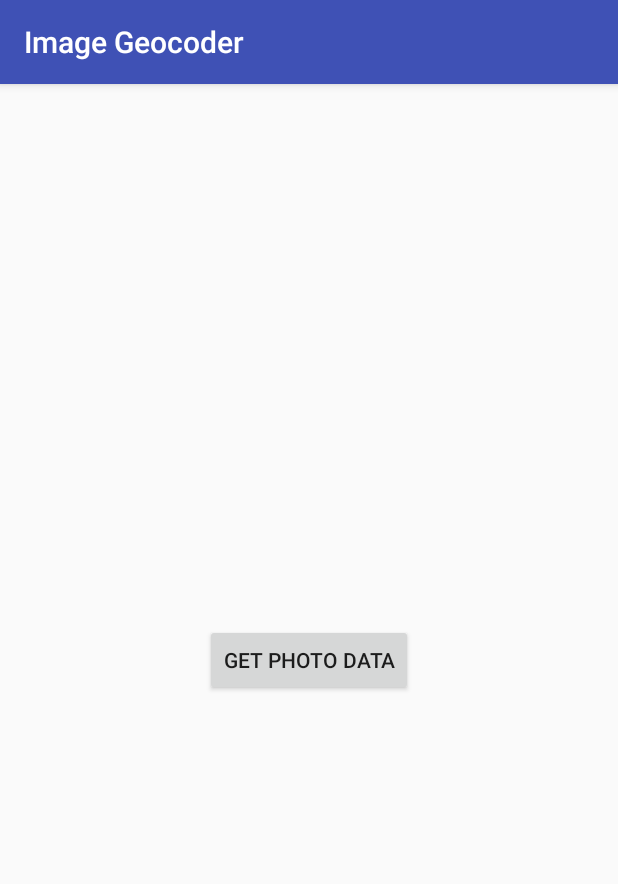
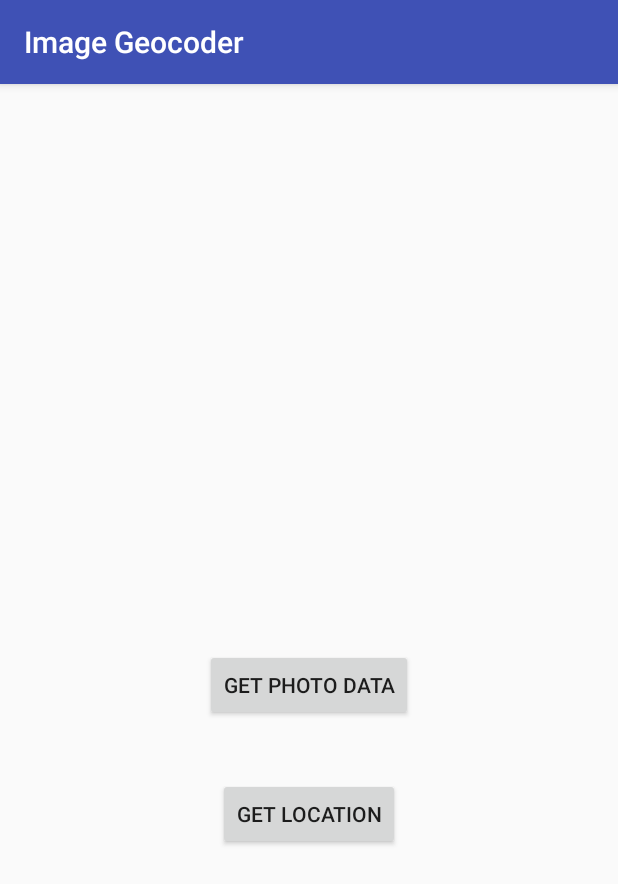
Before and after one commit to bkoruznjak/ImageGeocoder, an Android app: the screen it shows after launch (MainActivity), on a phone screen of 412 x 824 dp. Shown: the top 884 px of the screen. Run offline under Robolectric (Android 15) with nearby library versions, the phone set to English and light mode, and no system bars; our stand-ins replace data binding.

Commit message:
- reverse geocoding is working

```diff
--- a/app/src/main/AndroidManifest.xml
+++ b/app/src/main/AndroidManifest.xml
@@ -2,6 +2,7 @@
 <manifest xmlns:android="http://schemas.android.com/apk/res/android"
     package="bkoruznjak.from.hr.imagegeocoder">
 
+    <uses-permission android:name="android.permission.INTERNET"/>
     <uses-permission android:name="android.permission.READ_EXTERNAL_STORAGE"/>
 
     <application
--- a/app/src/main/java/bkoruznjak/from/hr/imagegeocoder/view/activity/MainActivity.java
+++ b/app/src/main/java/bkoruznjak/from/hr/imagegeocoder/view/activity/MainActivity.java
@@ -1,5 +1,6 @@
 package bkoruznjak.from.hr.imagegeocoder.view.activity;
 
+import android.app.Activity;
 import android.content.pm.PackageManager;
 import android.databinding.DataBindingUtil;
 import android.os.Bundle;
@@ -14,6 +15,7 @@ import java.util.ArrayList;
 
 import bkoruznjak.from.hr.imagegeocoder.R;
 import bkoruznjak.from.hr.imagegeocoder.databinding.ActivityMainBinding;
+import bkoruznjak.from.hr.imagegeocoder.geocode.GeocodeAsyncTask;
 import bkoruznjak.from.hr.imagegeocoder.library.ImageMetaReader;
 import bkoruznjak.from.hr.imagegeocoder.library.ImageScanner;
 import bkoruznjak.from.hr.imagegeocoder.util.PermissionHelper;
@@ -24,6 +26,8 @@ public class MainActivity extends AppCompatActivity implements ImageScanner.Medi
     private ImageScanner mImageScanner;
     private ArrayList<File> mFileList;
     private ImageMetaReader mImageMetaReader;
+    private Float[] mLocData = new Float[2];
+    private final Activity INSTANCE = this;
 
     @Override
     protected void onCreate(Bundle savedInstanceState) {
@@ -32,14 +36,22 @@ public class MainActivity extends AppCompatActivity implements ImageScanner.Medi
         mFileList = new ArrayList<>();
         mImageScanner = new ImageScanner();
         mImageMetaReader = new ImageMetaReader();
-        mainBinding.button.setOnClickListener(new View.OnClickListener() {
+        mainBinding.buttonGetPhotoData.setOnClickListener(new View.OnClickListener() {
             @Override
             public void onClick(View v) {
                 if (PermissionHelper.hasReadStorageRights(getBaseContext())) {
                     mImageScanner.gatherImageInfo();
                 } else {
-                    PermissionHelper.requestReadStorage(getParent());
+                    PermissionHelper.requestReadStorage(INSTANCE);
                 }
+            }
+        });
+
+        mainBinding.buttonGetPhotoLocation.setOnClickListener(new View.OnClickListener() {
+            @Override
+            public void onClick(View v) {
+                Log.d("žžž", "hvatam metadata za lat:" + mLocData[0] + ", long:" + mLocData[1]);
+                new GeocodeAsyncTask(INSTANCE).execute(mLocData[0], mLocData[1]);
             }
         });
     }
@@ -79,7 +91,14 @@ public class MainActivity extends AppCompatActivity implements ImageScanner.Medi
         File imgFile = new File(data);
         Log.d("žžž", "created new file:" + imgFile.isFile());
         mFileList.add(imgFile);
+        mLocData = mImageMetaReader.readMetadataLoc(data);
+    }
 
-        mImageMetaReader.reatMetadataLoc(data);
+    public void manageProgressBar(boolean show) {
+        if (show) {
+            mainBinding.progressBar.setVisibility(View.VISIBLE);
+        } else {
+            mainBinding.progressBar.setVisibility(View.INVISIBLE);
+        }
     }
 }
--- a/app/src/main/res/layout/activity_main.xml
+++ b/app/src/main/res/layout/activity_main.xml
@@ -9,7 +9,7 @@
         tools:context="bkoruznjak.from.hr.imagegeocoder.view.activity.MainActivity">
 
         <Button
-            android:id="@+id/button"
+            android:id="@+id/buttonGetPhotoData"
             android:layout_width="wrap_content"
             android:layout_height="wrap_content"
             android:text="Get photo data"
@@ -17,8 +17,34 @@
             android:layout_marginTop="8dp"
             android:layout_marginLeft="8dp"
             app:layout_constraintLeft_toLeftOf="parent"
+            android:layout_marginRight="8dp"
+            app:layout_constraintRight_toRightOf="parent"
+            android:layout_marginBottom="8dp"
+            app:layout_constraintBottom_toTopOf="@+id/buttonGetPhotoLocation"
+            app:layout_constraintVertical_bias="0.925" />
+
+        <Button
+            android:id="@+id/buttonGetPhotoLocation"
+            android:layout_width="wrap_content"
+            android:layout_height="wrap_content"
+            android:text="Get location"
+            android:layout_marginLeft="8dp"
+            app:layout_constraintLeft_toLeftOf="parent"
+            android:layout_marginRight="8dp"
+            app:layout_constraintRight_toRightOf="parent"
+            android:layout_marginBottom="76dp"
+            app:layout_constraintBottom_toTopOf="@+id/progressBar" />
+
+        <ProgressBar
+            android:id="@+id/progressBar"
+            style="?android:attr/progressBarStyle"
+            android:visibility="invisible"
+            android:layout_width="wrap_content"
+            android:layout_height="wrap_content"
+            android:layout_marginBottom="133dp"
             app:layout_constraintBottom_toBottomOf="parent"
-            android:layout_marginBottom="8dp"
+            android:layout_marginLeft="8dp"
+            app:layout_constraintLeft_toLeftOf="parent"
             android:layout_marginRight="8dp"
             app:layout_constraintRight_toRightOf="parent" />
     </android.support.constraint.ConstraintLayout>
```
Also changed, not shown: app/src/main/java/bkoruznjak/from/hr/imagegeocoder/geocode/GeocodeAddressIntentService.java (added, +117 -0 lines), app/src/main/java/bkoruznjak/from/hr/imagegeocoder/geocode/GeocodeAsyncTask.java (added, +69 -0 lines), app/src/main/java/bkoruznjak/from/hr/imagegeocoder/library/ImageMetaReader.java (+40 -2 lines).
